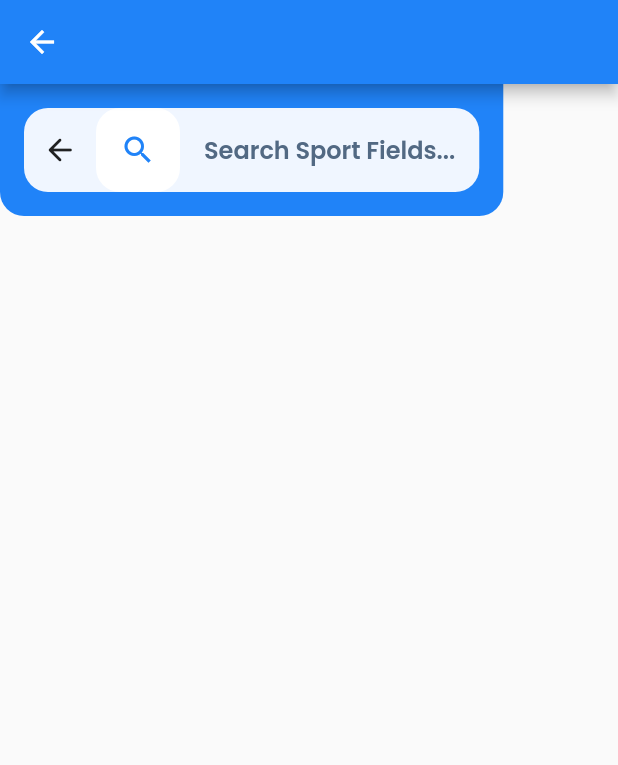
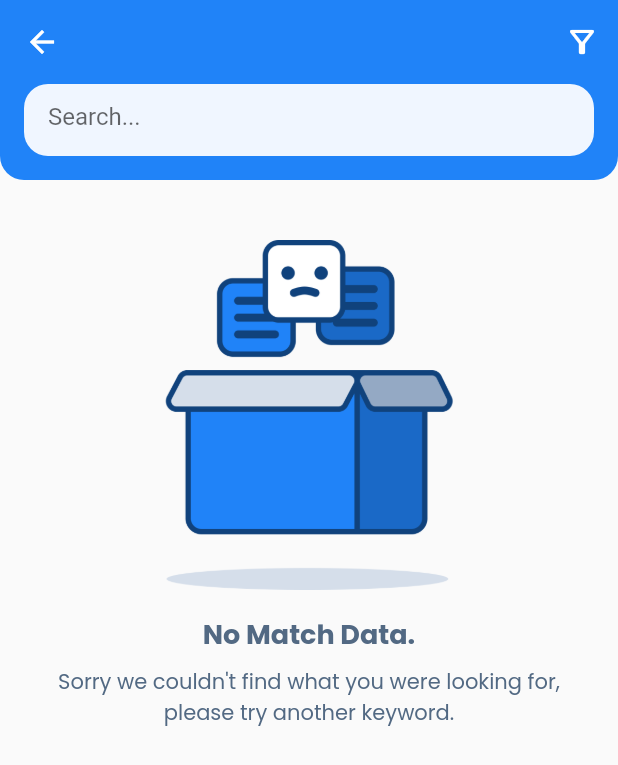
Before and after one commit to jhaaryan597/FitStart, a Flutter app: the SearchScreen screen opened directly, on a phone screen of 412 x 824 dp. Shown: the top 765 px of the screen. Run offline on Flutter 3.47's test engine with Material 2 defaults, Android fonts, the phone set to English and light mode, and no system bars; our stand-ins replace google_fonts.

Commit message:
update search screen

```diff
--- a/lib/screen/search_screen.dart
+++ b/lib/screen/search_screen.dart
@@ -6,51 +6,109 @@ class SearchScreen extends StatelessWidget {
   @override
   Widget build(BuildContext context) {
     return Scaffold(
-      appBar: AppBar(),
-        body: Container(
-          child: header(context),
-        ),
+      appBar: AppBar(
+        elevation: 0.0,
+
+        actions: [
+          IconButton(onPressed: (){}, icon: Icon(Icons.filter_alt_outlined))
+        ],
+      ),
+      body: Column(
+        children: [
+          Container(
+            decoration: BoxDecoration(
+              color: primaryColor,
+              borderRadius: BorderRadius.vertical(bottom: Radius.circular(borderRadiusSize))
+            ),
+              child: SearchBar()),
+          SizedBox(height: 24,),
+          Center(child: noMatchDataView())
+        ],
+      ),
     );
   }
-  Widget header(context) {
-    return Container(
-      padding: EdgeInsets.all(16.0),
-      decoration: BoxDecoration(
-          color: primaryColor,
-          borderRadius:
-          BorderRadius.vertical(bottom: Radius.circular(borderRadiusSize))),
-      child: SafeArea(
-        // SEARCH BAR
-        child: Container(
-          decoration: BoxDecoration(
-              color: lightBlue100,
-              borderRadius: BorderRadius.circular(borderRadiusSize)),
-          child: Row(
-            mainAxisSize: MainAxisSize.min,
-            children: [
-              IconButton(onPressed: (){
-                Navigator.pop(context);
-              }, icon: Icon(Icons.arrow_back_rounded)),
-              Container(
-                  padding: EdgeInsets.all(16),
-                  decoration: BoxDecoration(
-                      color: colorWhite,
-                      borderRadius: BorderRadius.circular(borderRadiusSize)),
-                  child: Icon(
-                    Icons.search,
-                    color: primaryColor,
-                  )),
-              Padding(
-                padding: const EdgeInsets.symmetric(horizontal: 16.0),
-                child: Text(
-                  "Search Sport Fields...",
-                  style: buttonTextStyle.copyWith(color: darkBlue300),
-                ),
-              )
-            ],
+
+  Widget noMatchDataView() {
+    return Padding(
+      padding: const EdgeInsets.all(16.0),
+      child: Column(
+        children: [
+          Image.asset("assets/images/no_match_data_illustration.png", width: 200,),
+          const SizedBox(height: 16.0,),
+          Text(
+            "No Match Data.",
+            style: titleTextStyle.copyWith(color: darkBlue300),
+          ),
+          const SizedBox(height: 8.0,),
+          Text(
+            "Sorry we couldn't find what you were looking for, \nplease try another keyword.",
+            style: descTextStyle,
+            textAlign: TextAlign.center,
+          ),
+        ],
+      ),
+    );
+  }
+}
+
+class SearchBar extends StatefulWidget {
+  @override
+  State<SearchBar> createState() => _SearchBarState();
+}
+
+class _SearchBarState extends State<SearchBar> {
+  final TextEditingController _controller = TextEditingController();
+  String _userInput = "";
+
+  final FocusNode node = FocusNode();
+
+  @override
+  void initState() {
+    super.initState();
+    _controller.addListener(() {
+      setState(() {});
+    });
+  }
+
+  @override
+  Widget build(BuildContext context) {
+    return Padding(
+      padding: const EdgeInsets.only(left: 16.0, right: 16.0, top: 0.0, bottom: 16.0),
+      child: Container(
+        decoration: BoxDecoration(
+            color: lightBlue100,
+            borderRadius: BorderRadius.circular(borderRadiusSize)
+        ),
+        child: Padding(
+          padding: const EdgeInsets.symmetric(horizontal: 16.0, vertical: 0.0),
+          child: TextField(
+            focusNode: node,
+            onChanged: (String value) {
+              setState(() {
+                _userInput = value;
+              });
+            },
+            controller: _controller,
+            decoration: InputDecoration(
+                border: InputBorder.none,
+                hintText: "Search...",
+                suffixIcon: _controller.text.isEmpty
+                    ? Container(
+                  width: 0,
+                )
+                    : IconButton(
+                  icon: Icon(Icons.close),
+                  onPressed: () => _controller.clear(),
+                )),
           ),
         ),
       ),
     );
   }
+
+  @override
+  void dispose() {
+    _controller.dispose();
+    super.dispose();
+  }
 }
```
